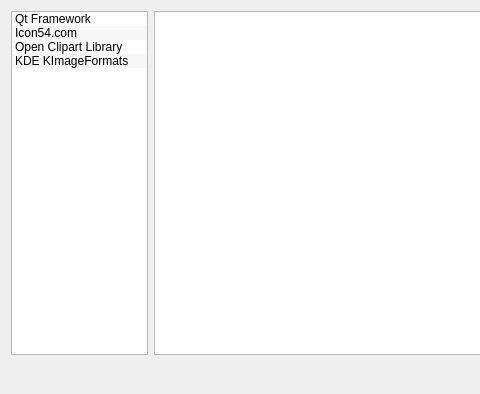
This is src/ui/forms/AboutComponentsDialog.ui in vookimedlo/vooki-image-viewer as Qt 5 draws it before an edit; both pictures show x 0 to 480 and y 0 to 394 of the 852 by 394 pixel window. The edited form follows.
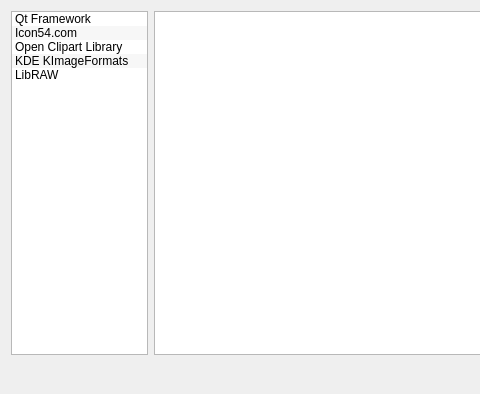
This is the edited form. Icons and pictures are not drawn.

Patch:
```diff
--- a/src/ui/forms/AboutComponentsDialog.ui
+++ b/src/ui/forms/AboutComponentsDialog.ui
@@ -54,6 +54,11 @@
          <string>KDE KImageFormats</string>
         </property>
        </item>
+       <item>
+        <property name="text">
+         <string>LibRAW</string>
+        </property>
+       </item>
       </widget>
      </item>
      <item>
```
